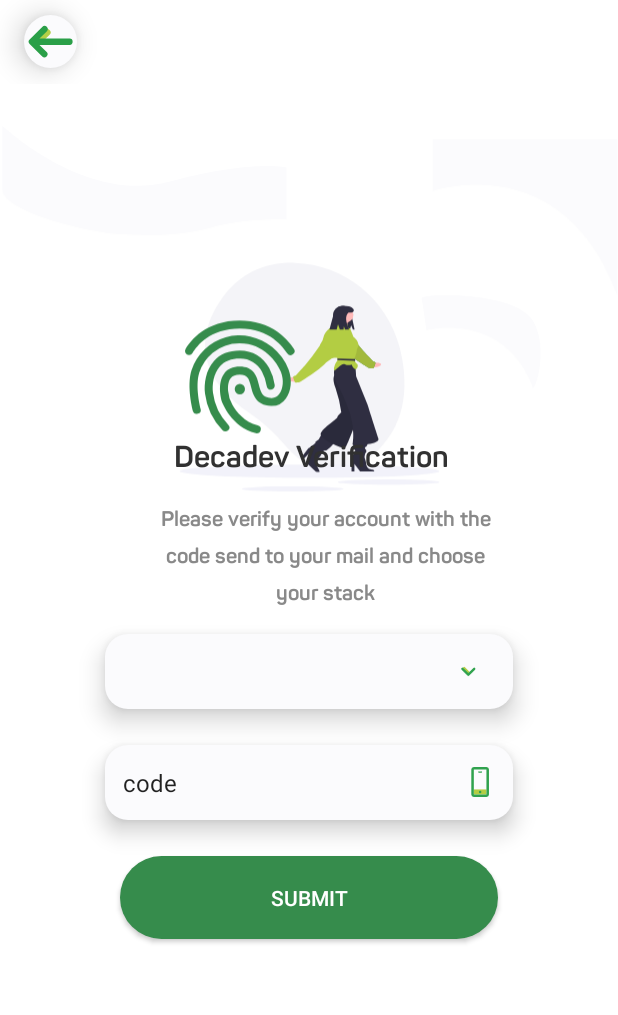
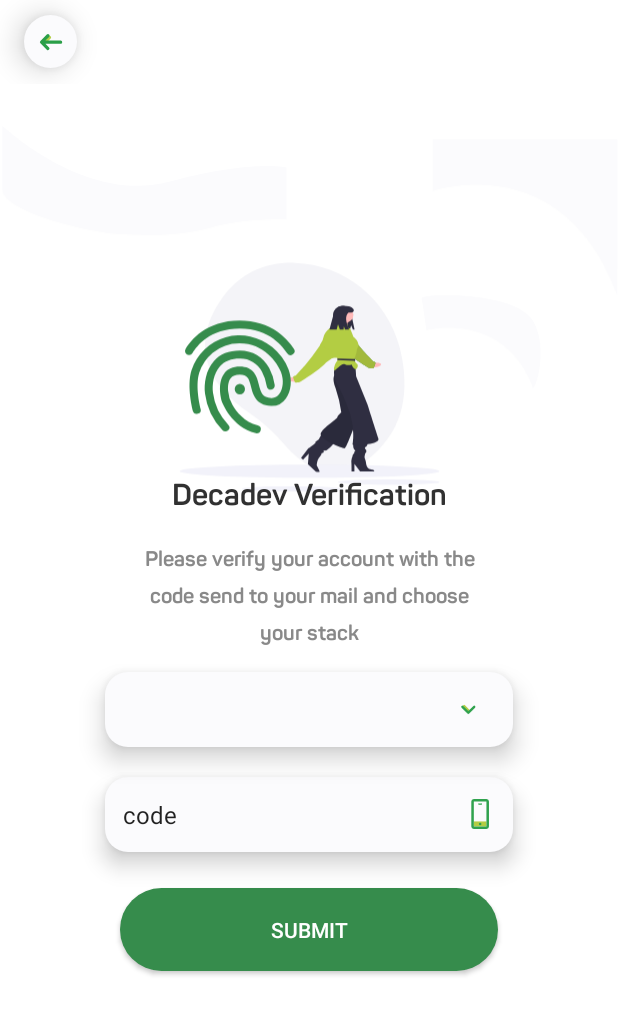
Before and after one commit to toluwalope19/decagon_classroom, an Android app: the layout activity_verification.xml on its own in the app's theme, with its tools: preview values and no code run, on a phone screen of 412 x 824 dp. Shown: the top 1015 px of the screen. Run offline under Robolectric (Android 15) with nearby library versions, the phone set to English and light mode, and no system bars.

Commit message:
adjustment to the verification page

```diff
--- a/app/src/main/java/com/example/decagon_classroom/MainActivity.kt
+++ b/app/src/main/java/com/example/decagon_classroom/MainActivity.kt
@@ -8,5 +8,7 @@
     override fun onCreate(savedInstanceState: Bundle?) {
         super.onCreate(savedInstanceState)
         setContentView(R.layout.activity_verification)
+
+
     }
 }
--- a/app/src/main/res/drawable/ic_back_button.xml
+++ b/app/src/main/res/drawable/ic_back_button.xml
@@ -1,12 +1,5 @@
-<vector xmlns:android="http://schemas.android.com/apk/res/android"
-    android:width="50dp"
-    android:height="50dp"
-    android:viewportWidth="50"
-    android:viewportHeight="50">
-  <path
-      android:pathData="M21.588,17.393A2.1,2.1 0,0 1,24.554 20.359L20.359,24.554A2.1,2.1 0,0 1,17.393 21.588Z"
-      android:fillColor="#b4cf47"/>
-  <path
-      android:pathData="M17.648,23.07L37.755,23.07a2.1,2.1 0,0 1,0 4.195L17.648,27.265l4.809,4.809A2.1,2.1 0,0 1,19.487 35.04L11.101,26.651A2.1,2.1 0,0 1,11.101 23.681L19.487,15.295A2.1,2.1 0,1 1,22.457 18.261Z"
-      android:fillColor="#2a9f48"/>
+<vector android:height="25dp" android:viewportHeight="50"
+    android:viewportWidth="50" android:width="25dp" xmlns:android="http://schemas.android.com/apk/res/android">
+    <path android:fillColor="#b4cf47" android:pathData="M21.588,17.393A2.1,2.1 0,0 1,24.554 20.359L20.359,24.554A2.1,2.1 0,0 1,17.393 21.588Z"/>
+    <path android:fillColor="#2a9f48" android:pathData="M17.648,23.07L37.755,23.07a2.1,2.1 0,0 1,0 4.195L17.648,27.265l4.809,4.809A2.1,2.1 0,0 1,19.487 35.04L11.101,26.651A2.1,2.1 0,0 1,11.101 23.681L19.487,15.295A2.1,2.1 0,1 1,22.457 18.261Z"/>
 </vector>
--- a/app/src/main/res/layout/activity_verification.xml
+++ b/app/src/main/res/layout/activity_verification.xml
@@ -13,40 +13,71 @@
         android:layout_height="match_parent"
         android:scaleType="centerCrop"
         android:src="@drawable/ic_verificationbg"
+        app:layout_constraintTop_toBottomOf="@id/toolbar"
         android:contentDescription="@string/view_background" />
 
 
     <include
         android:id="@+id/toolbar"
         layout="@layout/app_bar" />
+   <androidx.constraintlayout.widget.Guideline
+       android:id="@+id/guideline"
+        android:layout_width="wrap_content"
+    android:layout_height="wrap_content"
+      android:orientation="vertical"
+       app:layout_constraintGuide_percent="0.18357664" />
+
+    <androidx.constraintlayout.widget.Guideline
+       android:id="@+id/guideline2"
+    android:layout_width="wrap_content"
+    android:layout_height="wrap_content"
+    android:orientation="vertical"
+        app:layout_constraintGuide_percent="0.783455" />
+
+    <androidx.constraintlayout.widget.Guideline
+        android:id="@+id/guideline3"
+        android:layout_width="wrap_content"
+        android:layout_height="wrap_content"
+        android:orientation="horizontal"
+        app:layout_constraintGuide_percent="0.38" />
+
+    <androidx.constraintlayout.widget.Guideline
+        android:id="@+id/guideline4"
+        android:layout_width="wrap_content"
+        android:layout_height="wrap_content"
+        android:orientation="horizontal"
+        app:layout_constraintGuide_percent="0.85" />
 
 
     <TextView
         android:id="@+id/verificationTitle"
         android:layout_width="wrap_content"
         android:layout_height="wrap_content"
-        android:layout_marginStart="116dp"
-        android:layout_marginTop="236dp"
+        android:layout_marginTop="4dp"
         android:fontFamily="@font/panton_bold_regular"
         android:text="@string/app_verification_title"
         android:textColor="@color/fontColor"
         android:textSize="20sp"
         android:textStyle="bold"
+        app:layout_constraintEnd_toEndOf="parent"
         app:layout_constraintStart_toStartOf="parent"
-        app:layout_constraintTop_toBottomOf="@id/toolbar" />
+        app:layout_constraintTop_toBottomOf="@id/guideline3" />
 
     <TextView
         android:id="@+id/verificationText"
         android:layout_width="233dp"
         android:layout_height="70dp"
-        android:layout_marginStart="100dp"
         android:layout_marginTop="20dp"
         android:fontFamily="@font/panton_bold_regular"
+        android:gravity="center"
         android:lineSpacingExtra="8dp"
         android:text="@string/app_verification_description"
         android:textAlignment="center"
         android:textColor="@color/fontColorLight"
         android:textStyle="bold"
+
+
+        app:layout_constraintEnd_toEndOf="parent"
         app:layout_constraintStart_toStartOf="parent"
         app:layout_constraintTop_toBottomOf="@+id/verificationTitle" />
 
@@ -84,7 +115,7 @@
         android:layout_width="0dp"
         android:layout_height="50dp"
         android:layout_marginStart="70dp"
-        android:layout_marginTop="24dp"
+        android:layout_marginTop="20dp"
         android:layout_marginEnd="70dp"
         android:background="@drawable/edittext"
         android:drawableEnd="@drawable/ic_phone_icon"
--- a/app/src/main/res/layout/app_bar.xml
+++ b/app/src/main/res/layout/app_bar.xml
@@ -1,7 +1,6 @@
 <?xml version="1.0" encoding="utf-8"?>
 <androidx.appcompat.widget.Toolbar xmlns:android="http://schemas.android.com/apk/res/android"
     android:layout_width="match_parent"
-
     android:layout_height="wrap_content">
 <ImageButton
     android:layout_width="35dp"
```
Also changed, not shown: app/src/main/AndroidManifest.xml (+5 -6 lines), app/src/main/res/layout/activity_get_started.xml (+32 -3 lines).
